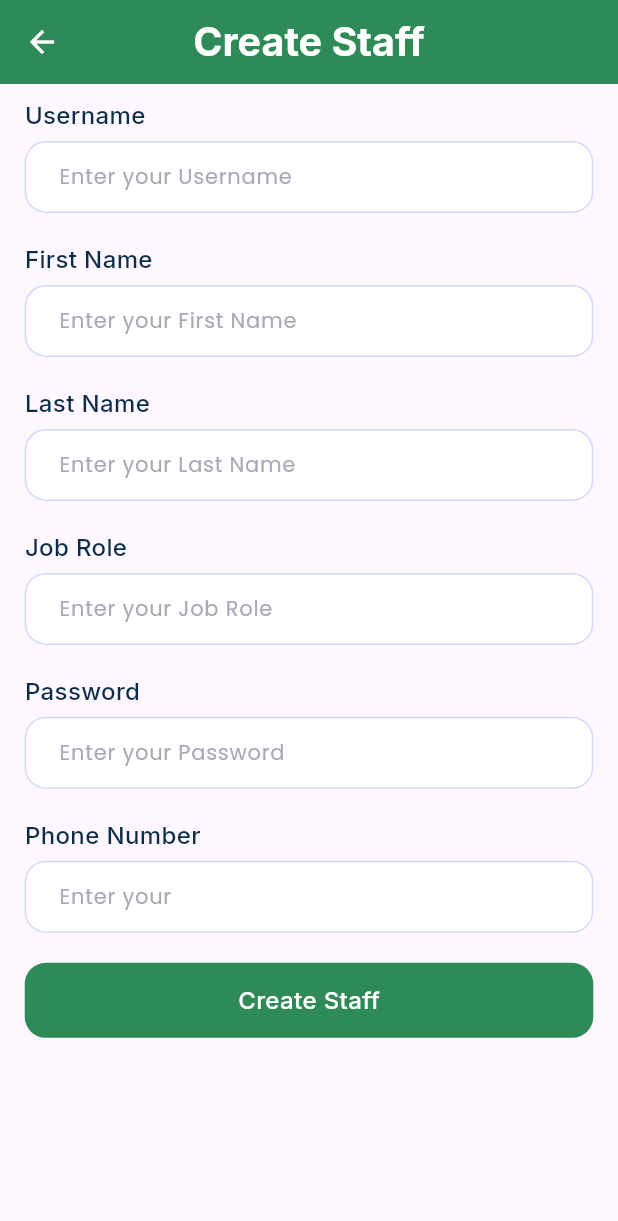
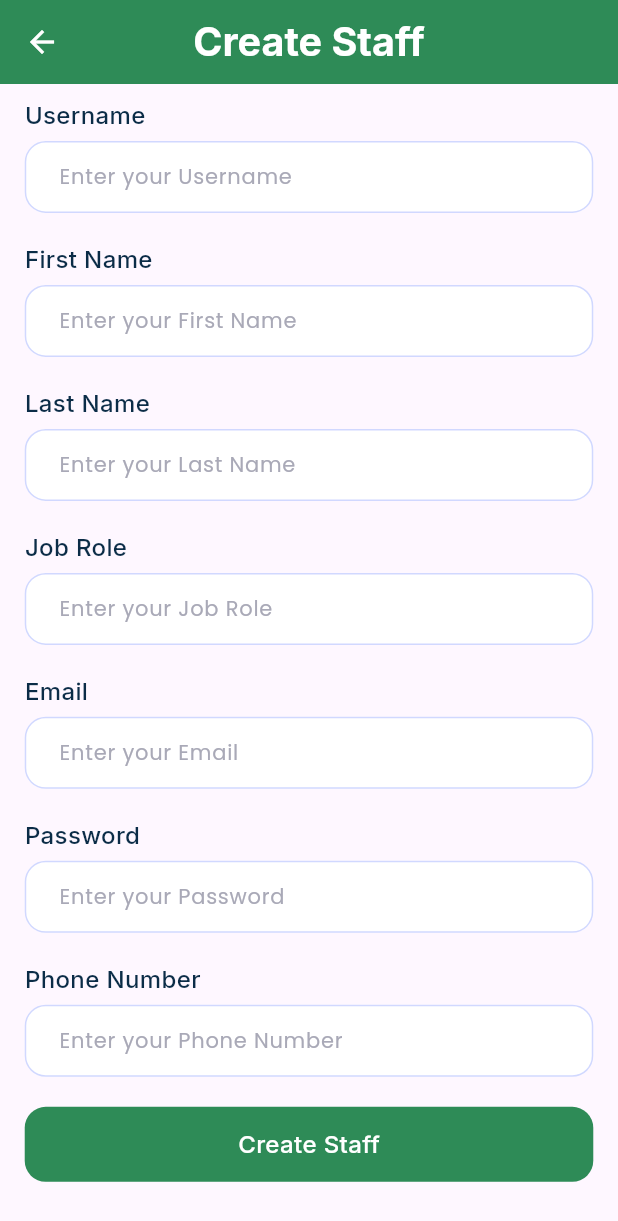
Before and after one commit to Ab5ullah/Hostel-Management-System, a Flutter app: the CreateStaffScreen screen opened directly, on a phone screen of 412 x 824 dp. Shown: the top 1221 px of the screen. Run offline on Flutter 3.47's test engine with Material 3 defaults, Android fonts, the phone set to English and light mode, and no system bars; our stand-ins replace flutter_screenutil, flutter_svg, google_fonts.

Commit message:
seventh commit

```diff
--- a/analysis_options.yaml
+++ b/analysis_options.yaml
@@ -7,6 +7,9 @@
 
 # The following line activates a set of recommended lints for Flutter apps,
 # packages, and plugins designed to encourage good coding practices.
+analyzer:
+  errors:
+    avoid_print: ignore
 include: package:flutter_lints/flutter.yaml
 
 linter:
--- a/lib/api_services/api_provider.dart
+++ b/lib/api_services/api_provider.dart
@@ -1,3 +1,5 @@
+// ignore_for_file: unnecessary_nullable_for_final_variable_declarations, avoid_print
+
 import 'dart:convert';
 
 import 'package:flutter/material.dart';
--- a/lib/api_services/api_utils.dart
+++ b/lib/api_services/api_utils.dart
@@ -4,6 +4,16 @@ class ApiUtils {
   static const String baseUrl = "https://unt-house-management.onrender.com/unt";
   static String login = "/student/login";
   static String resgister = "/student/saveStudent";
+  static String createStaff = "/admin/create/staff";
+//user info
+  static String email = '';
+  static String roomNumber = '';
+  static String blockNumber = '';
+  static String username = '';
+  static String firstName = '';
+  static String lastName = '';
+  static String phoneNumber = '';
+  static int? roleId;
 
 //snakbar
   static void showErrorSnackbar(BuildContext context, String message) {
--- a/lib/features/admin/screens/create_staff.dart
+++ b/lib/features/admin/screens/create_staff.dart
@@ -1,5 +1,6 @@
 import 'package:flutter/material.dart';
 import 'package:flutter_screenutil/flutter_screenutil.dart';
+import 'package:hostel_management_system/api_services/api_calls.dart';
 import 'package:hostel_management_system/common/app_bar.dart';
 import 'package:hostel_management_system/features/auth/widgets/custom_button.dart';
 import 'package:hostel_management_system/theme/text_theme.dart';
@@ -23,6 +24,8 @@ class _CreateStaffScreenState extends State<CreateStaffScreen> {
   TextEditingController lastName = TextEditingController();
   TextEditingController phoneNumber = TextEditingController();
   TextEditingController jobRole = TextEditingController();
+  ApiCalls apiCalls = ApiCalls();
+  final emailRegex = RegExp(r'^[\w-]+(.[\w-]+)@[\w-]+(.[\w-]+)(.[a-z]{2,})$');
 
   @override
   void dispose() {
@@ -136,6 +139,29 @@ class _CreateStaffScreenState extends State<CreateStaffScreen> {
                   ),
                   heightSpacer(15),
                   Text(
+                    "Email",
+                    style: AppTextTheme.kLabelStyle,
+                  ),
+                  CustomTextField(
+                    controller: email,
+                    enabledBorder: OutlineInputBorder(
+                      borderRadius: BorderRadius.circular(14),
+                      borderSide: const BorderSide(
+                        color: Color(0xffd1d8ff),
+                      ),
+                    ),
+                    inputHint: "Enter your Email",
+                    validator: (value) {
+                      if (value!.isEmpty) {
+                        return 'Email is required';
+                      } else if (!emailRegex.hasMatch(value)) {
+                        return 'Email is invalid';
+                      }
+                      return null;
+                    },
+                  ),
+                  heightSpacer(15),
+                  Text(
                     "Password",
                     style: AppTextTheme.kLabelStyle,
                   ),
@@ -169,7 +195,7 @@ class _CreateStaffScreenState extends State<CreateStaffScreen> {
                         color: Color(0xffd1d8ff),
                       ),
                     ),
-                    inputHint: "Enter your ",
+                    inputHint: "Enter your Phone Number",
                     validator: (value) {
                       if (value!.isEmpty) {
                         return 'Phone Number is required';
@@ -181,7 +207,18 @@ class _CreateStaffScreenState extends State<CreateStaffScreen> {
                   CustomButton(
                       buttonText: "Create Staff",
                       onTap: () {
-                        if (_formkey.currentState!.validate()) {}
+                        if (_formkey.currentState!.validate()) {
+                          apiCalls.createStaff(
+                            context,
+                            username.text,
+                            firstName.text,
+                            lastName.text,
+                            email.text,
+                            password.text,
+                            phoneNumber.text,
+                            jobRole.text,
+                          );
+                        }
                       })
                 ],
               )),
--- a/lib/main.dart
+++ b/lib/main.dart
@@ -1,4 +1,3 @@
-import 'dart:io';
 import 'package:flutter/material.dart';
 import 'package:flutter_screenutil/flutter_screenutil.dart';
 import 'package:hostel_management_system/api_services/api_provider.dart';
```
Also changed, not shown: lib/api_services/api_calls.dart (+76 -19 lines), lib/features/auth/screens/register_screen.dart (+18 -11 lines), lib/features/student/screens/create_issue_screen.dart (+5 -4 lines), lib/features/student/screens/profile_screen.dart (+8 -4 lines).
